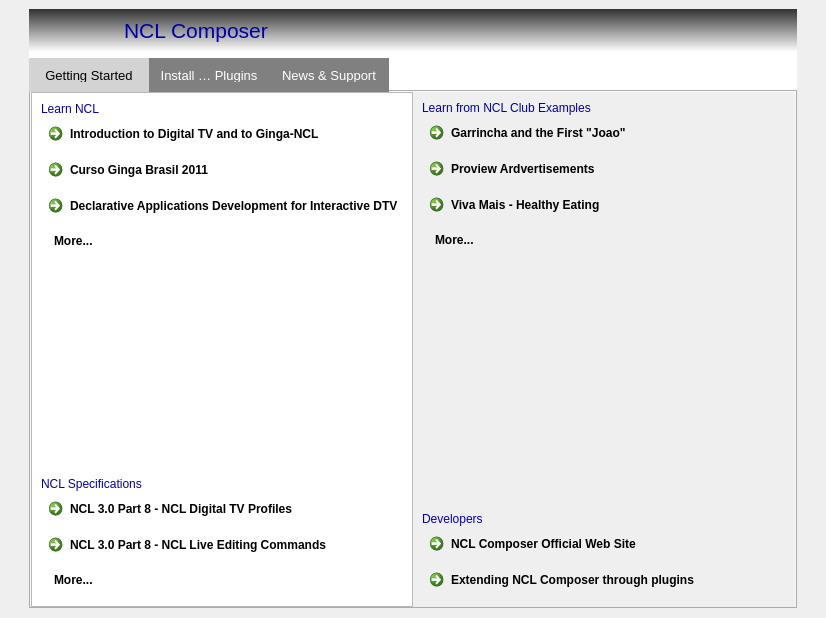
Old version of the form composer-gui/ui/WelcomeWidget.ui in the repository TeleMidia/nclcomposer.
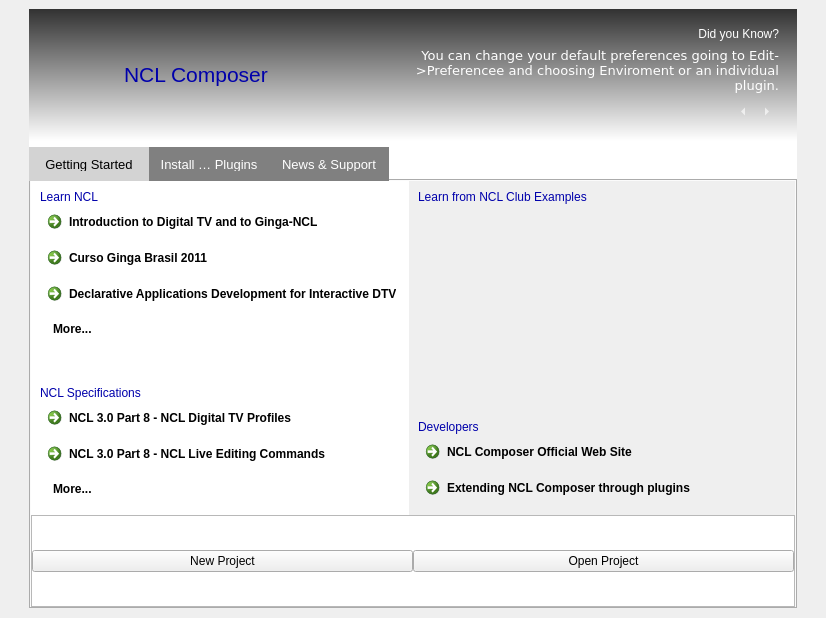
New version of the form. Icons and pictures are not drawn.

Commit message:
[gui] maint: Loading NCL Club application using RSS.
* include/WelcomeWidget.h: Likewise.
* src/WelcomeWidget.cpp: Likewise.
* ui/WelcomeWidget.ui: Likewise.
* images.qrc: Add images to next and previous tips.
* images/left_arrow.png: New file.
* images/right_arrow.png: New file.

Patch:
```diff
--- a/composer-gui/ui/WelcomeWidget.ui
+++ b/composer-gui/ui/WelcomeWidget.ui
@@ -157,6 +157,134 @@
               </property>
              </widget>
             </item>
+            <item>
+             <widget class="QFrame" name="frame_Tips">
+              <property name="maximumSize">
+               <size>
+                <width>400</width>
+                <height>16777215</height>
+               </size>
+              </property>
+              <property name="styleSheet">
+               <string notr="true">color: #ffffff;</string>
+              </property>
+              <property name="frameShape">
+               <enum>QFrame::NoFrame</enum>
+              </property>
+              <property name="frameShadow">
+               <enum>QFrame::Raised</enum>
+              </property>
+              <layout class="QVBoxLayout" name="verticalLayout_4">
+               <property name="spacing">
+                <number>6</number>
+               </property>
+               <item>
+                <widget class="QLabel" name="label_11">
+                 <property name="text">
+                  <string>Did you Know?</string>
+                 </property>
+                 <property name="alignment">
+                  <set>Qt::AlignRight|Qt::AlignTrailing|Qt::AlignVCenter</set>
+                 </property>
+                </widget>
+               </item>
+               <item>
+                <widget class="QLabel" name="label_12">
+                 <property name="styleSheet">
+                  <string notr="true">font-size: 10pt;
+font-family: Verdana;</string>
+                 </property>
+                 <property name="text">
+                  <string>You can change your default preferences going to Edit-&gt;Preferencee and choosing Enviroment or an individual plugin.</string>
+                 </property>
+                 <property name="alignment">
+                  <set>Qt::AlignRight|Qt::AlignTrailing|Qt::AlignVCenter</set>
+                 </property>
+                 <property name="wordWrap">
+                  <bool>true</bool>
+                 </property>
+                </widget>
+               </item>
+               <item>
+                <widget class="QFrame" name="frame_7">
+                 <property name="frameShape">
+                  <enum>QFrame::NoFrame</enum>
+                 </property>
+                 <property name="frameShadow">
+                  <enum>QFrame::Raised</enum>
+                 </property>
+                 <layout class="QHBoxLayout" name="horizontalLayout_5">
+                  <property name="spacing">
+                   <number>0</number>
+                  </property>
+                  <property name="margin">
+                   <number>0</number>
+                  </property>
+                  <item>
+                   <spacer name="horizontalSpacer">
+                    <property name="orientation">
+                     <enum>Qt::Horizontal</enum>
+                    </property>
+                    <property name="sizeHint" stdset="0">
+                     <size>
+                      <width>40</width>
+                      <height>20</height>
+                     </size>
+                    </property>
+                   </spacer>
+                  </item>
+                  <item>
+                   <widget class="QToolButton" name="toolButton_2">
+                    <property name="text">
+                     <string>...</string>
+                    </property>
+                    <property name="icon">
+                     <iconset resource="../images.qrc">
+                      <normaloff>:/mainwindow/leftarrow</normaloff>:/mainwindow/leftarrow</iconset>
+                    </property>
+                    <property name="iconSize">
+                     <size>
+                      <width>16</width>
+                      <height>16</height>
+                     </size>
+                    </property>
+                    <property name="autoRaise">
+                     <bool>true</bool>
+                    </property>
+                    <property name="arrowType">
+                     <enum>Qt::LeftArrow</enum>
+                    </property>
+                   </widget>
+                  </item>
+                  <item>
+                   <widget class="QToolButton" name="toolButton">
+                    <property name="text">
+                     <string>...</string>
+                    </property>
+                    <property name="icon">
+                     <iconset resource="../images.qrc">
+                      <normaloff>:/mainwindow/rightarrow</normaloff>:/mainwindow/rightarrow</iconset>
+                    </property>
+                    <property name="iconSize">
+                     <size>
+                      <width>16</width>
+                      <height>16</height>
+                     </size>
+                    </property>
+                    <property name="autoRaise">
+                     <bool>true</bool>
+                    </property>
+                    <property name="arrowType">
+                     <enum>Qt::RightArrow</enum>
+                    </property>
+                   </widget>
+                  </item>
+                 </layout>
+                </widget>
+               </item>
+              </layout>
+             </widget>
+            </item>
            </layout>
           </widget>
          </item>
@@ -187,6 +315,21 @@
             <attribute name="title">
              <string>Getting Started</string>
             </attribute>
+            <layout class="QVBoxLayout" name="verticalLayout_3">
+             <property name="spacing">
+              <number>0</number>
+             </property>
+             <property name="margin">
+              <number>0</number>
+             </property>
+             <item>
+              <widget class="QFrame" name="frame_4">
+               <property name="frameShape">
+                <enum>QFrame::NoFrame</enum>
+               </property>
+               <property name="frameShadow">
+                <enum>QFrame::Raised</enum>
+               </property>
             <layout class="QHBoxLayout" name="horizontalLayout_3">
              <property name="spacing">
               <number>0</number>
@@ -206,7 +349,7 @@
                 <bool>false</bool>
                </property>
                <property name="frameShape">
-                <enum>QFrame::StyledPanel</enum>
+                   <enum>QFrame::NoFrame</enum>
                </property>
                <property name="frameShadow">
                 <enum>QFrame::Raised</enum>
@@ -218,7 +361,7 @@
                 <property name="verticalSpacing">
                  <number>0</number>
                 </property>
-                <item row="1" column="0">
+                   <item row="2" column="0">
                  <widget class="QLabel" name="label_4">
                   <property name="text">
                    <string>Learn NCL</string>
@@ -231,7 +374,7 @@
                   </property>
                  </widget>
                 </item>
-                <item row="1" column="1">
+                   <item row="2" column="1">
                  <widget class="QLabel" name="label_8">
                   <property name="maximumSize">
                    <size>
@@ -250,14 +393,14 @@
                   </property>
                  </widget>
                 </item>
-                <item row="2" column="0" colspan="2">
+                   <item row="3" column="0" colspan="2">
                  <widget class="QCommandLinkButton" name="commandLinkButton_29">
                   <property name="text">
                    <string>Introduction to Digital TV and to Ginga-NCL</string>
                   </property>
                  </widget>
                 </item>
-                <item row="4" column="0" colspan="2">
+                   <item row="5" column="0" colspan="2">
                  <widget class="QCommandLinkButton" name="commandLinkButton_6">
                   <property name="sizePolicy">
                    <sizepolicy hsizetype="Preferred" vsizetype="Maximum">
@@ -270,14 +413,14 @@
                   </property>
                  </widget>
                 </item>
-                <item row="6" column="0" colspan="2">
+                   <item row="7" column="0" colspan="2">
                  <widget class="QCommandLinkButton" name="commandLinkButton_9">
                   <property name="text">
                    <string>Declarative Applications Development for Interactive DTV</string>
                   </property>
                  </widget>
                 </item>
-                <item row="7" column="0">
+                   <item row="8" column="0">
                  <widget class="QCommandLinkButton" name="commandLinkButton_30">
                   <property name="sizePolicy">
                    <sizepolicy hsizetype="Maximum" vsizetype="Preferred">
@@ -296,7 +439,7 @@
                   </property>
                  </widget>
                 </item>
-                <item row="9" column="0">
+                   <item row="10" column="0">
                  <spacer name="verticalSpacer">
                   <property name="orientation">
                    <enum>Qt::Vertical</enum>
@@ -309,28 +452,28 @@
                   </property>
                  </spacer>
                 </item>
-                <item row="10" column="0" colspan="2">
+                   <item row="11" column="0" colspan="2">
                  <widget class="QLabel" name="label_6">
                   <property name="text">
                    <string>NCL Specifications</string>
                   </property>
                  </widget>
                 </item>
-                <item row="11" column="0" colspan="2">
+                   <item row="12" column="0" colspan="2">
                  <widget class="QCommandLinkButton" name="commandLinkButton_10">
                   <property name="text">
                    <string>NCL 3.0 Part 8 - NCL Digital TV Profiles</string>
                   </property>
                  </widget>
                 </item>
-                <item row="13" column="0" colspan="2">
+                   <item row="14" column="0" colspan="2">
                  <widget class="QCommandLinkButton" name="commandLinkButton_11">
                   <property name="text">
                    <string>NCL 3.0 Part 8 - NCL Live Editing Commands</string>
                   </property>
                  </widget>
                 </item>
-                <item row="14" column="0">
+                   <item row="16" column="0">
                  <widget class="QCommandLinkButton" name="commandLinkButton_31">
                   <property name="sizePolicy">
                    <sizepolicy hsizetype="Maximum" vsizetype="Maximum">
@@ -390,7 +533,7 @@
                  <widget class="QLabel" name="label">
                   <property name="maximumSize">
                    <size>
-                    <width>100</width>
+                       <width>80</width>
                     <height>50</height>
                    </size>
                   </property>
@@ -411,54 +554,47 @@
                   </property>
                  </widget>
                 </item>
-                <item row="13" column="0">
-                 <widget class="QCommandLinkButton" name="commandLinkButton_27">
-                  <property name="text">
-                   <string>Garrincha and the First &quot;Joao&quot;</string>
-                  </property>
-                 </widget>
-                </item>
-                <item row="14" column="0">
-                 <widget class="QCommandLinkButton" name="commandLinkButton_25">
-                  <property name="text">
-                   <string>Proview Ardvertisements</string>
-                  </property>
+                   <item row="14" column="0" colspan="2">
+                    <widget class="QFrame" name="frame_ClubeNCL">
+                     <property name="sizePolicy">
+                      <sizepolicy hsizetype="Expanding" vsizetype="Expanding">
+                       <horstretch>0</horstretch>
+                       <verstretch>0</verstretch>
+                      </sizepolicy>
+                     </property>
+                     <property name="minimumSize">
+                      <size>
+                       <width>0</width>
+                       <height>0</height>
+                      </size>
+                     </property>
+                     <property name="frameShape">
+                      <enum>QFrame::NoFrame</enum>
+                     </property>
+                     <property name="frameShadow">
+                      <enum>QFrame::Plain</enum>
+                     </property>
+                     <layout class="QVBoxLayout" name="verticalLayout_2">
+                      <property name="spacing">
+                       <number>0</number>
+                      </property>
+                     </layout>
                  </widget>
                 </item>
                 <item row="15" column="0">
-                 <widget class="QCommandLinkButton" name="commandLinkButton_26">
-                  <property name="text">
-                   <string>Viva Mais - Healthy Eating</string>
-                  </property>
-                 </widget>
-                </item>
-                <item row="16" column="0">
-                 <widget class="QCommandLinkButton" name="commandLinkButton_28">
-                  <property name="text">
-                   <string>More...</string>
-                  </property>
-                  <property name="iconSize">
+                    <spacer name="verticalSpacer_2">
+                     <property name="orientation">
+                      <enum>Qt::Vertical</enum>
+                     </property>
+                     <property name="sizeHint" stdset="0">
                    <size>
-                    <width>0</width>
-                    <height>0</height>
-                   </size>
-                  </property>
-                 </widget>
-                </item>
-                <item row="21" column="0">
-                 <widget class="QCommandLinkButton" name="commandLinkButton_8">
-                  <property name="sizePolicy">
-                   <sizepolicy hsizetype="Preferred" vsizetype="Maximum">
-                    <horstretch>0</horstretch>
-                    <verstretch>0</verstretch>
-                   </sizepolicy>
-                  </property>
-                  <property name="text">
-                   <string>Extending NCL Composer through plugins</string>
-                  </property>
-                 </widget>
-                </item>
-                <item row="19" column="0">
+                       <width>20</width>
+                       <height>40</height>
+                      </size>
+                     </property>
+                    </spacer>
+                   </item>
+                   <item row="17" column="0">
                  <widget class="QLabel" name="label_5">
                   <property name="sizePolicy">
                    <sizepolicy hsizetype="Preferred" vsizetype="Maximum">
@@ -471,20 +607,7 @@
                   </property>
                  </widget>
                 </item>
-                <item row="17" column="0">
-                 <spacer name="verticalSpacer_2">
-                  <property name="orientation">
-                   <enum>Qt::Vertical</enum>
-                  </property>
-                  <property name="sizeHint" stdset="0">
-                   <size>
-                    <width>20</width>
-                    <height>40</height>
-                   </size>
-                  </property>
-                 </spacer>
-                </item>
-                <item row="20" column="0">
+                   <item row="19" column="0">
                  <widget class="QCommandLinkButton" name="commandLinkButton_7">
                   <property name="sizePolicy">
                    <sizepolicy hsizetype="Preferred" vsizetype="Maximum">
@@ -497,6 +620,74 @@
                   </property>
                   <property name="text">
                    <string>NCL Composer Official Web Site</string>
+                     </property>
+                    </widget>
+                   </item>
+                   <item row="20" column="0">
+                    <widget class="QCommandLinkButton" name="commandLinkButton_8">
+                     <property name="sizePolicy">
+                      <sizepolicy hsizetype="Preferred" vsizetype="Maximum">
+                       <horstretch>0</horstretch>
+                       <verstretch>0</verstretch>
+                      </sizepolicy>
+                     </property>
+                     <property name="text">
+                      <string>Extending NCL Composer through plugins</string>
+                     </property>
+                    </widget>
+                   </item>
+                  </layout>
+                 </widget>
+                </item>
+               </layout>
+              </widget>
+             </item>
+             <item>
+              <widget class="QFrame" name="frame">
+               <property name="sizePolicy">
+                <sizepolicy hsizetype="Preferred" vsizetype="Preferred">
+                 <horstretch>200</horstretch>
+                 <verstretch>200</verstretch>
+                </sizepolicy>
+               </property>
+               <property name="minimumSize">
+                <size>
+                 <width>0</width>
+                 <height>0</height>
+                </size>
+               </property>
+               <property name="frameShape">
+                <enum>QFrame::StyledPanel</enum>
+               </property>
+               <property name="frameShadow">
+                <enum>QFrame::Raised</enum>
+               </property>
+               <layout class="QHBoxLayout" name="horizontalLayout_4">
+                <property name="spacing">
+                 <number>0</number>
+                </property>
+                <property name="margin">
+                 <number>0</number>
+                </property>
+                <item>
+                 <widget class="QPushButton" name="pushButton_NewProject">
+                  <property name="text">
+                   <string>New Project</string>
+                  </property>
+                  <property name="icon">
+                   <iconset resource="../images.qrc">
+                    <normaloff>:/mainwindow/images/new_document_icon.png</normaloff>:/mainwindow/images/new_document_icon.png</iconset>
+                  </property>
+                 </widget>
+                </item>
+                <item>
+                 <widget class="QPushButton" name="pushButton_OpenProject">
+                  <property name="text">
+                   <string>Open Project</string>
+                  </property>
+                  <property name="icon">
+                   <iconset resource="../images.qrc">
+                    <normaloff>:/mainwindow/images/open_project_icon.png</normaloff>:/mainwindow/images/open_project_icon.png</iconset>
                   </property>
                  </widget>
                 </item>
```
Lines whose indentation alone changed are shown as unchanged. The commit also changes 5 other files.
